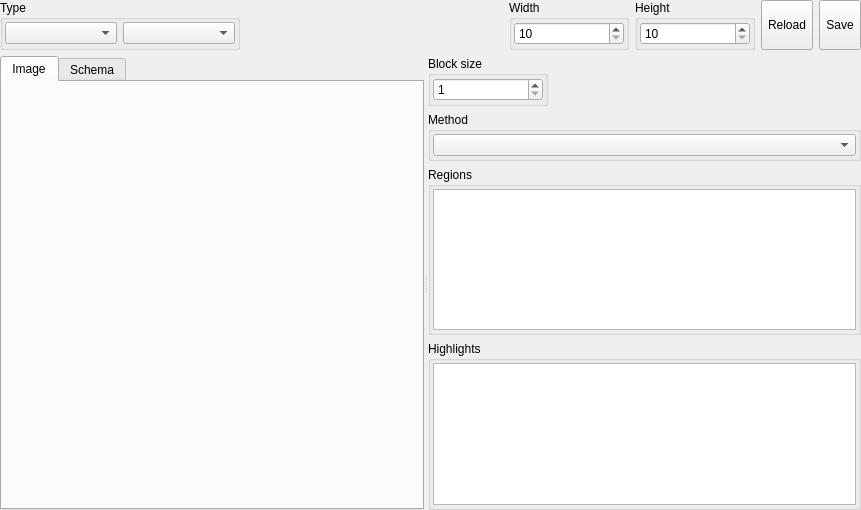
First picture: the form in xvisualizationwidget.ui, repository horsicq/XVisualizationWidget, before the edit.
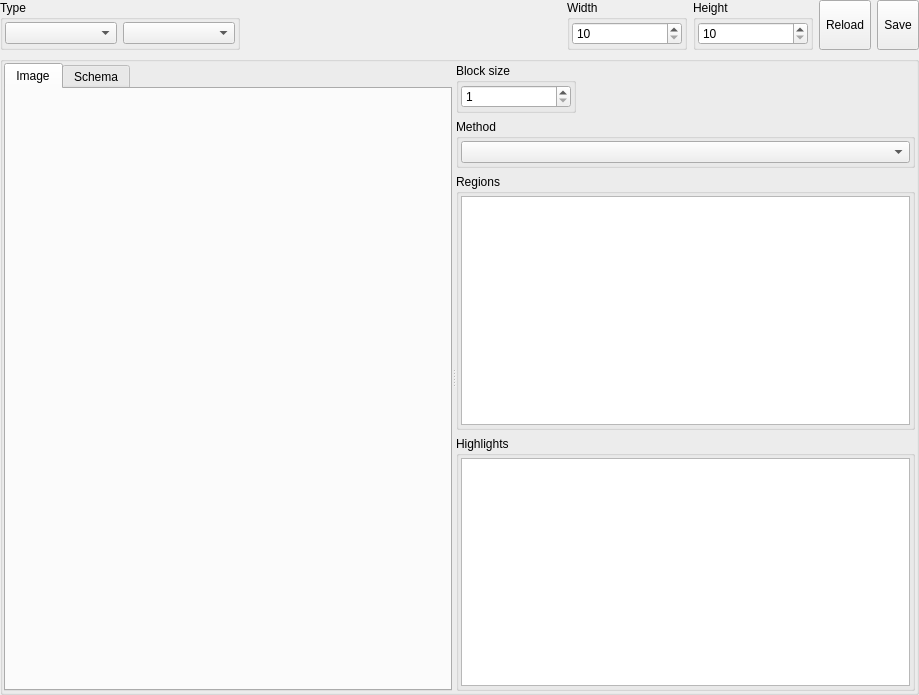
Second picture: the form after the edit. Custom widgets are drawn as their Qt base class.

What changed in the file:
```diff
--- a/xvisualizationwidget.ui
+++ b/xvisualizationwidget.ui
@@ -6,8 +6,8 @@
    <rect>
     <x>0</x>
     <y>0</y>
-    <width>861</width>
-    <height>510</height>
+    <width>919</width>
+    <height>695</height>
    </rect>
   </property>
   <property name="windowTitle">
@@ -177,6 +177,33 @@
     </layout>
    </item>
    <item>
+    <widget class="QGroupBox" name="groupBoxVisualization">
+     <property name="sizePolicy">
+      <sizepolicy hsizetype="Preferred" vsizetype="Expanding">
+       <horstretch>0</horstretch>
+       <verstretch>0</verstretch>
+      </sizepolicy>
+     </property>
+     <property name="title">
+      <string/>
+     </property>
+     <layout class="QVBoxLayout" name="verticalLayout_8">
+      <property name="spacing">
+       <number>1</number>
+      </property>
+      <property name="leftMargin">
+       <number>1</number>
+      </property>
+      <property name="topMargin">
+       <number>1</number>
+      </property>
+      <property name="rightMargin">
+       <number>1</number>
+      </property>
+      <property name="bottomMargin">
+       <number>1</number>
+      </property>
+      <item>
     <widget class="QSplitter" name="splitterVisualization">
      <property name="orientation">
       <enum>Qt::Horizontal</enum>
@@ -250,7 +277,7 @@
        </layout>
       </widget>
      </widget>
-     <widget class="QWidget" name="layoutWidget_2">
+        <widget class="QWidget" name="">
       <layout class="QVBoxLayout" name="verticalLayout_2">
        <item>
         <layout class="QHBoxLayout" name="horizontalLayout_2">
@@ -386,6 +413,9 @@
        </item>
       </layout>
      </widget>
+       </widget>
+      </item>
+     </layout>
     </widget>
    </item>
   </layout>
```
Lines whose indentation alone changed are shown as unchanged.
